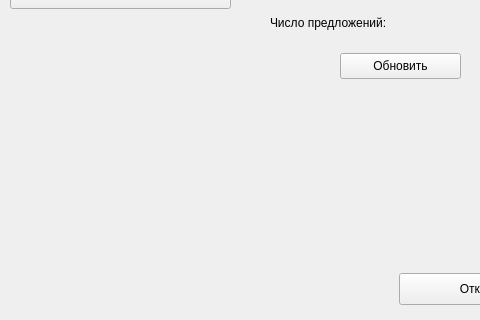
This is uis/app.ui in Holodome/ling as Qt 5 draws it before an edit; both pictures show x 0 to 480 and y 127 to 447 of the 617 by 447 pixel window. The edited form follows.
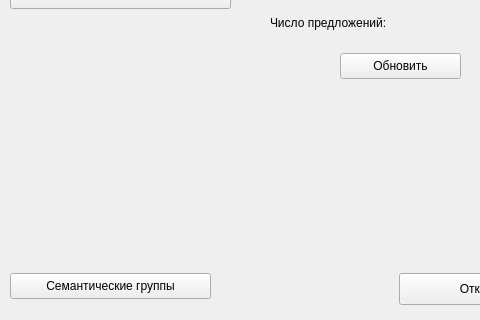
This is the edited form.

```diff
--- a/uis/app.ui
+++ b/uis/app.ui
@@ -240,6 +240,19 @@
     <string>Открыть текст</string>
    </property>
   </widget>
+  <widget class="QPushButton" name="sem_groups_btn">
+   <property name="geometry">
+    <rect>
+     <x>10</x>
+     <y>400</y>
+     <width>201</width>
+     <height>26</height>
+    </rect>
+   </property>
+   <property name="text">
+    <string>Семантические группы</string>
+   </property>
+  </widget>
  </widget>
  <resources/>
  <connections/>
```
